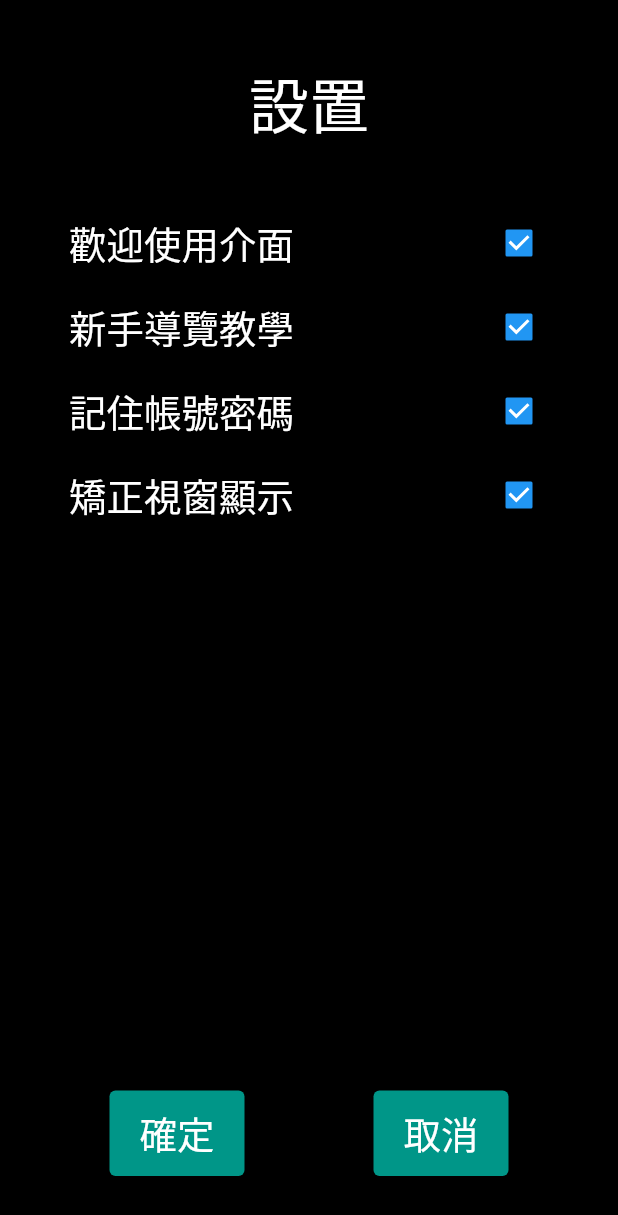
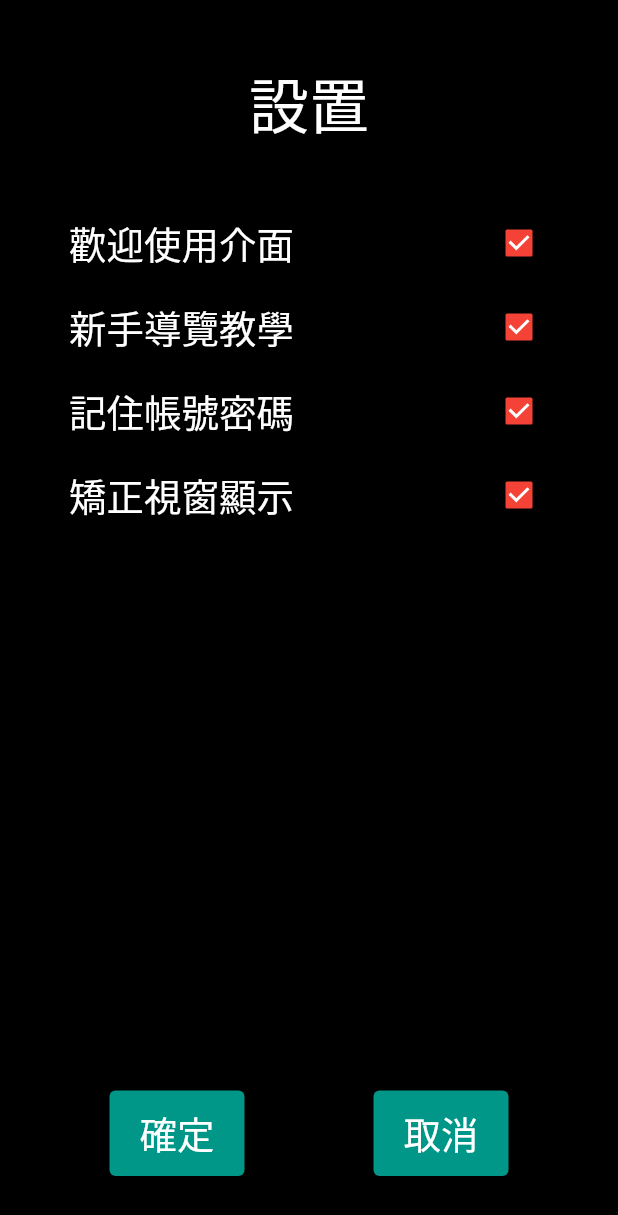
Before and after one commit to hansonnhu/FaceBeauty, a Flutter app: the Setting screen opened directly, on a phone screen of 412 x 824 dp. Shown: the top 1215 px of the screen. Run offline on Flutter 3.47's test engine with Material 2 defaults, Android fonts, the phone set to English and light mode, and no system bars; our stand-ins replace animated_text_kit, camera, charts_flutter, cross_file, flutter_native_image, flutter_swiper_null_safety and 4 more; missing offline and left inert: kg_charts; accounts and stored records are empty.

Commit message:
更新版v2

```diff
--- a/lib/main.dart
+++ b/lib/main.dart
@@ -21,8 +21,9 @@ Future<void> main() async {
   ]);
   runApp(const MaterialApp(
     debugShowCheckedModeBanner: false, // 移除 DEBUG 圖示
-    home: MyApp(),  //這裡切換頁面(預設為MyApp)
+    // home: MyApp(),  //這裡切換頁面(預設為MyApp)
     // home: Home(),  //這裡直接跳至home page
+    home: Login(),
   ));
 }
 
--- a/lib/setting.dart
+++ b/lib/setting.dart
@@ -3,8 +3,6 @@ import 'package:flutter/material.dart';
 import 'dart:developer';
 import 'dart:async';
 import 'package:shared_preferences/shared_preferences.dart';
-
-
 
 String iniAccount = "";
 String iniPassword = "";
@@ -67,14 +65,14 @@ class _SettingState extends State<Setting> {
     _loadData() async {
       print('第一次進 setting !');
       SharedPreferences prefs = await SharedPreferences.getInstance();
-      for(int i = 0;i<allTitle.length;i++){
+      for (int i = 0; i < allTitle.length; i++) {
         allFlag[i] = prefs.getInt(allFlagString[i]) ?? 1;
       }
       isFirstLoad = false;
       setState(() {});
     }
-    if(isFirstLoad)
-      _loadData();
+
+    if (isFirstLoad) _loadData();
 
     return Scaffold(
         body: Container(
@@ -107,18 +105,22 @@ class _SettingState extends State<Setting> {
 
                 //intor text
                 Expanded(
-                    child:
-                    !isFirstLoad ?
-                    Container(
+                    child: !isFirstLoad
+                        ? Container(
                             padding: const EdgeInsets.only(
                               top: 10,
                               bottom: 40,
                             ),
                             child: ListView.builder(
-                          padding: new EdgeInsets.only(top: 5, bottom: 5),
+                              padding: EdgeInsets.only(top: 5, bottom: 5),
                               itemCount: allTitle.length,
-                          itemBuilder: (context, index) => Container(
+                              itemBuilder: (context, index) => Theme(
+                                      data: ThemeData(
+                                        unselectedWidgetColor: Colors.red,
+                                      ),
                                       child: CheckboxListTile(
+                                        checkColor: Colors.white,
+                                        activeColor: Colors.red,
                                         title: Text(
                                           allTitle[index],
                                           style: const TextStyle(
@@ -127,7 +129,8 @@ class _SettingState extends State<Setting> {
                                             color: Colors.white,
                                           ),
                                         ), //    <-- label
-                            value: allFlag[index] == 1 ? true : false,
+                                        value:
+                                            allFlag[index] == 1 ? true : false,
                                         onChanged: (newValue) {
                                           if (newValue == true) {
                                             allFlag[index] = 1;
@@ -136,8 +139,9 @@ class _SettingState extends State<Setting> {
                                           }
                                           setState(() {});
                                         },
-                          )),
-                        )) : Container()),
+                                      ))),
+                            )
+                        : Container()),
 
                 //按鈕
                 Container(
@@ -161,8 +165,9 @@ class _SettingState extends State<Setting> {
                           onPressed: () async {
                             log('按下確定按鈕');
                             //將更改後的 flags 寫入資料庫
-                            SharedPreferences prefs = await SharedPreferences.getInstance();
-                            for(int i = 0;i<allTitle.length;i++){
+                            SharedPreferences prefs =
+                                await SharedPreferences.getInstance();
+                            for (int i = 0; i < allTitle.length; i++) {
                               await prefs.setInt(allFlagString[i], allFlag[i]);
                             }
                             Navigator.pop(context);
```
Also changed, not shown: lib/login.dart (+24 -7 lines), assets/guide_src1.imageset/guide_img1.png, assets/guide_src2.imageset/guide_img2.png. Lines whose indentation alone changed are shown as unchanged.
